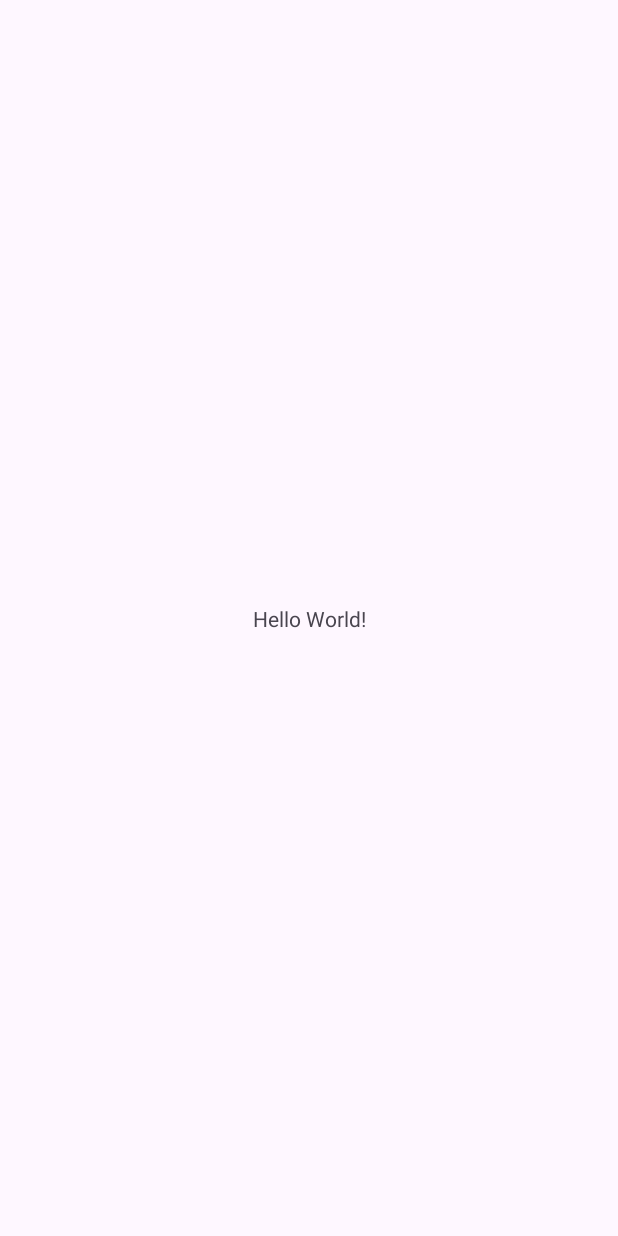
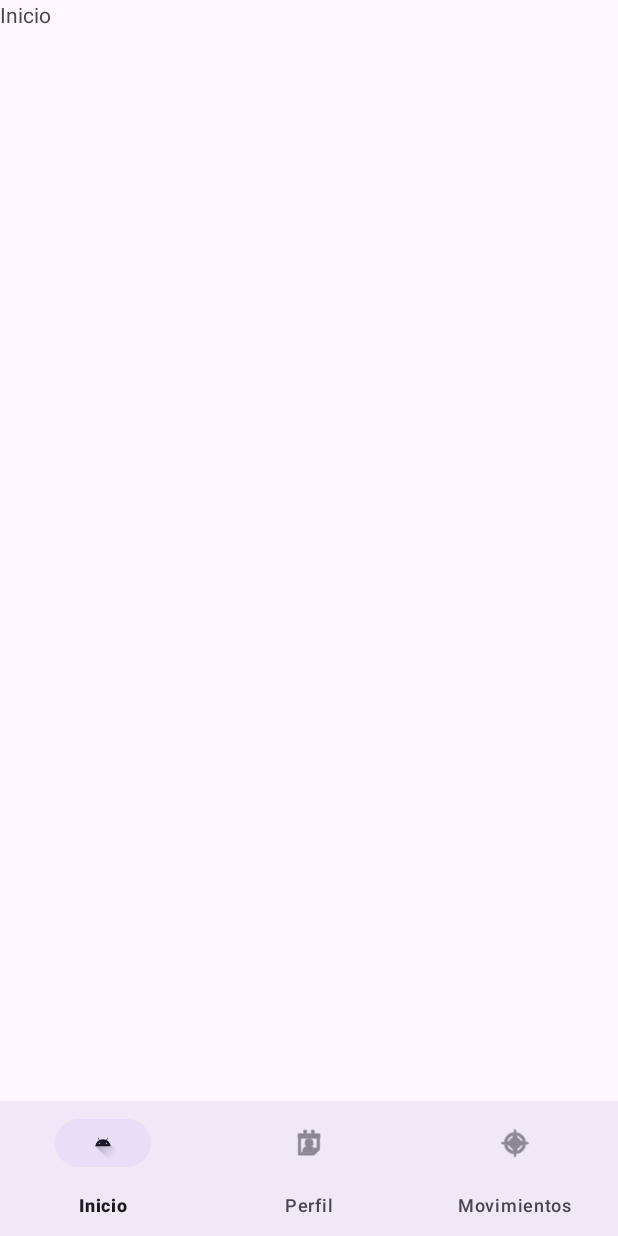
Before and after one commit to DavidMasset/FairPay, an Android app: the screen it shows after launch (MainActivity), on a phone screen of 412 x 824 dp. Before the commit the screen is almost empty. Run offline under Robolectric (Android 15) with nearby library versions, the phone set to English and light mode, and no system bars; our stand-ins replace navigation-ui.

Commit message:
Plantilla base para el uso de Fragments y BottonNavigationMenu
Se adapta el proyecto para hacer el uso de Fragments en lugar de una Activity por pantalla. Se compone de una Activity, 3 Fragments y 1 Barra de navegación inferior. A partir de esta plantilla se crearán el resto de pantallas.

El Login y la sección de Perfil/Ayuda serán Activities independientes.

Es importante actualizar el AGP a la última versión (8.13.0).
También se han actualizado algunas dependencias y se dejan comentadas las que provocan error al compilar el proyecto para su revisión.

```diff
--- /dev/null
+++ b/Java/app/src/main/java/es/ifp/fairpay/HomeFragment.java
@@ -0,0 +1,64 @@
+package es.ifp.fairpay;
+
+import android.os.Bundle;
+
+import androidx.fragment.app.Fragment;
+
+import android.view.LayoutInflater;
+import android.view.View;
+import android.view.ViewGroup;
+
+/**
+ * A simple {@link Fragment} subclass.
+ * Use the {@link HomeFragment#newInstance} factory method to
+ * create an instance of this fragment.
+ */
+public class HomeFragment extends Fragment {
+
+    // TODO: Rename parameter arguments, choose names that match
+    // the fragment initialization parameters, e.g. ARG_ITEM_NUMBER
+    private static final String ARG_PARAM1 = "param1";
+    private static final String ARG_PARAM2 = "param2";
+
+    // TODO: Rename and change types of parameters
+    private String mParam1;
+    private String mParam2;
+
+    public HomeFragment() {
+        // Required empty public constructor
+    }
+
+    /**
+     * Use this factory method to create a new instance of
+     * this fragment using the provided parameters.
+     *
+     * @param param1 Parameter 1.
+     * @param param2 Parameter 2.
+     * @return A new instance of fragment HomeFragment.
+     */
+    // TODO: Rename and change types and number of parameters
+    public static HomeFragment newInstance(String param1, String param2) {
+        HomeFragment fragment = new HomeFragment();
+        Bundle args = new Bundle();
+        args.putString(ARG_PARAM1, param1);
+        args.putString(ARG_PARAM2, param2);
+        fragment.setArguments(args);
+        return fragment;
+    }
+
+    @Override
+    public void onCreate(Bundle savedInstanceState) {
+        super.onCreate(savedInstanceState);
+        if (getArguments() != null) {
+            mParam1 = getArguments().getString(ARG_PARAM1);
+            mParam2 = getArguments().getString(ARG_PARAM2);
+        }
+    }
+
+    @Override
+    public View onCreateView(LayoutInflater inflater, ViewGroup container,
+                             Bundle savedInstanceState) {
+        // Inflate the layout for this fragment
+        return inflater.inflate(R.layout.fragment_home, container, false);
+    }
+}
--- a/Java/app/src/main/java/es/ifp/fairpay/MainActivity.java
+++ b/Java/app/src/main/java/es/ifp/fairpay/MainActivity.java
@@ -1,12 +1,16 @@
 package es.ifp.fairpay;
 
 import android.os.Bundle;
-
 import androidx.activity.EdgeToEdge;
 import androidx.appcompat.app.AppCompatActivity;
 import androidx.core.graphics.Insets;
 import androidx.core.view.ViewCompat;
 import androidx.core.view.WindowInsetsCompat;
+import androidx.navigation.NavController;
+import androidx.navigation.fragment.NavHostFragment;
+import androidx.navigation.ui.NavigationUI;
+import com.google.android.material.bottomnavigation.BottomNavigationView;
+
 
 public class MainActivity extends AppCompatActivity {
 
@@ -15,10 +19,23 @@ public class MainActivity extends AppCompatActivity {
         super.onCreate(savedInstanceState);
         EdgeToEdge.enable(this);
         setContentView(R.layout.activity_main);
-        ViewCompat.setOnApplyWindowInsetsListener(findViewById(R.id.main), (v, insets) -> {
+        ViewCompat.setOnApplyWindowInsetsListener(findViewById(R.id.nav_host_fragment), (v, insets) -> {
             Insets systemBars = insets.getInsets(WindowInsetsCompat.Type.systemBars());
             v.setPadding(systemBars.left, systemBars.top, systemBars.right, systemBars.bottom);
             return insets;
         });
+        // Contenedor de los Fragments, todos se cargan aquí
+        NavHostFragment navHostFragment =
+                (NavHostFragment) getSupportFragmentManager().findFragmentById(R.id.nav_host_fragment);
+        // Controlador de navegación, para gestionar la carga de Fragments, transiciones y argumentos
+        NavController navController = null;
+        if (navHostFragment != null) {
+            navController = navHostFragment.getNavController();
+        }
+        // Barra de navegación inferior,
+        BottomNavigationView bottomNav = findViewById(R.id.bottom_nav);
+        if (navController != null) {
+            NavigationUI.setupWithNavController(bottomNav, navController);
+        }
     }
 }
--- a/Java/app/src/main/res/layout/activity_main.xml
+++ b/Java/app/src/main/res/layout/activity_main.xml
@@ -2,18 +2,32 @@
 <androidx.constraintlayout.widget.ConstraintLayout xmlns:android="http://schemas.android.com/apk/res/android"
     xmlns:app="http://schemas.android.com/apk/res-auto"
     xmlns:tools="http://schemas.android.com/tools"
-    android:id="@+id/main"
     android:layout_width="match_parent"
     android:layout_height="match_parent"
     tools:context=".MainActivity">
 
-    <TextView
-        android:layout_width="wrap_content"
-        android:layout_height="wrap_content"
-        android:text="Hello World!"
+    <androidx.fragment.app.FragmentContainerView
+        android:id="@+id/nav_host_fragment"
+        android:name="androidx.navigation.fragment.NavHostFragment"
+        android:layout_width="match_parent"
+        android:layout_height="match_parent"
+        app:defaultNavHost="true"
         app:layout_constraintBottom_toBottomOf="parent"
         app:layout_constraintEnd_toEndOf="parent"
         app:layout_constraintStart_toStartOf="parent"
-        app:layout_constraintTop_toTopOf="parent" />
+        app:layout_constraintTop_toTopOf="parent"
+        app:navGraph="@navigation/nav_graph" />
+
+    <com.google.android.material.bottomnavigation.BottomNavigationView
+        android:id="@+id/bottom_nav"
+        android:layout_width="wrap_content"
+        android:layout_height="90dp"
+        android:background="?android:attr/windowBackground"
+        app:labelVisibilityMode="labeled"
+        app:layout_constraintBottom_toBottomOf="parent"
+        app:layout_constraintEnd_toEndOf="parent"
+        app:layout_constraintStart_toStartOf="parent"
+        app:menu="@menu/bottom_nav_menu" />
+
 
 </androidx.constraintlayout.widget.ConstraintLayout>
--- /dev/null
+++ b/Java/app/src/main/res/layout/fragment_home.xml
@@ -0,0 +1,14 @@
+<?xml version="1.0" encoding="utf-8"?>
+<FrameLayout xmlns:android="http://schemas.android.com/apk/res/android"
+    xmlns:tools="http://schemas.android.com/tools"
+    android:layout_width="match_parent"
+    android:layout_height="match_parent"
+    tools:context=".HomeFragment">
+
+    <!-- TODO: Update blank fragment layout -->
+    <TextView
+        android:layout_width="match_parent"
+        android:layout_height="match_parent"
+        android:text="@string/home_fragment" />
+
+</FrameLayout>
--- /dev/null
+++ b/Java/app/src/main/res/menu/bottom_nav_menu.xml
@@ -0,0 +1,19 @@
+<?xml version="1.0" encoding="utf-8"?>
+<menu xmlns:android="http://schemas.android.com/apk/res/android">
+
+    <!--  Importante que el id sea igual al del fragment -->
+    <item
+        android:id="@+id/homeFragment"
+        android:icon="@drawable/ic_launcher_foreground"
+        android:title="Inicio" />
+
+    <item
+        android:id="@+id/perfilFragment"
+        android:icon="@android:drawable/ic_menu_my_calendar"
+        android:title="Perfil" />
+
+    <item
+        android:id="@+id/movimientosFragment"
+        android:icon="@android:drawable/ic_menu_compass"
+        android:title="Movimientos" />
+</menu>
--- /dev/null
+++ b/Java/app/src/main/res/navigation/nav_graph.xml
@@ -0,0 +1,24 @@
+<?xml version="1.0" encoding="utf-8"?>
+<navigation xmlns:android="http://schemas.android.com/apk/res/android"
+    xmlns:app="http://schemas.android.com/apk/res-auto"
+    xmlns:tools="http://schemas.android.com/tools"
+    android:id="@+id/nav_graph"
+    app:startDestination="@id/homeFragment">
+
+    <fragment
+        android:id="@+id/homeFragment"
+        android:name="es.ifp.fairpay.HomeFragment"
+        android:label="fragment_home"
+        tools:layout="@layout/fragment_home" >
+    </fragment>
+    <fragment
+        android:id="@+id/perfilFragment"
+        android:name="es.ifp.fairpay.PerfilFragment"
+        android:label="fragment_perfil"
+        tools:layout="@layout/fragment_perfil" />
+    <fragment
+        android:id="@+id/movimientosFragment"
+        android:name="es.ifp.fairpay.MovimientosFragment"
+        android:label="fragment_movimientos"
+        tools:layout="@layout/fragment_movimientos" />
+</navigation>
--- a/Java/app/src/main/res/values/strings.xml
+++ b/Java/app/src/main/res/values/strings.xml
@@ -1,3 +1,7 @@
 <resources>
     <string name="app_name">FairPay</string>
+    <!-- TODO: Remove or change this placeholder text -->
+    <string name="home_fragment">Inicio</string>
+    <string name="perfil_fragment">Perfil</string>
+    <string name="movimientos_fragment">Movimientos</string>
 </resources>
```
Also changed, not shown: Java/app/build.gradle.kts (+10 -5 lines), Java/app/src/main/java/es/ifp/fairpay/MovimientosFragment.java (added, +64 -0 lines), Java/app/src/main/java/es/ifp/fairpay/PerfilFragment.java (added, +64 -0 lines), Java/app/src/main/res/layout/fragment_movimientos.xml (added, +14 -0 lines), Java/app/src/main/res/layout/fragment_perfil.xml (added, +14 -0 lines), Java/gradle/libs.versions.toml (+7 -1 lines), Java/gradle/wrapper/gradle-wrapper.properties.
